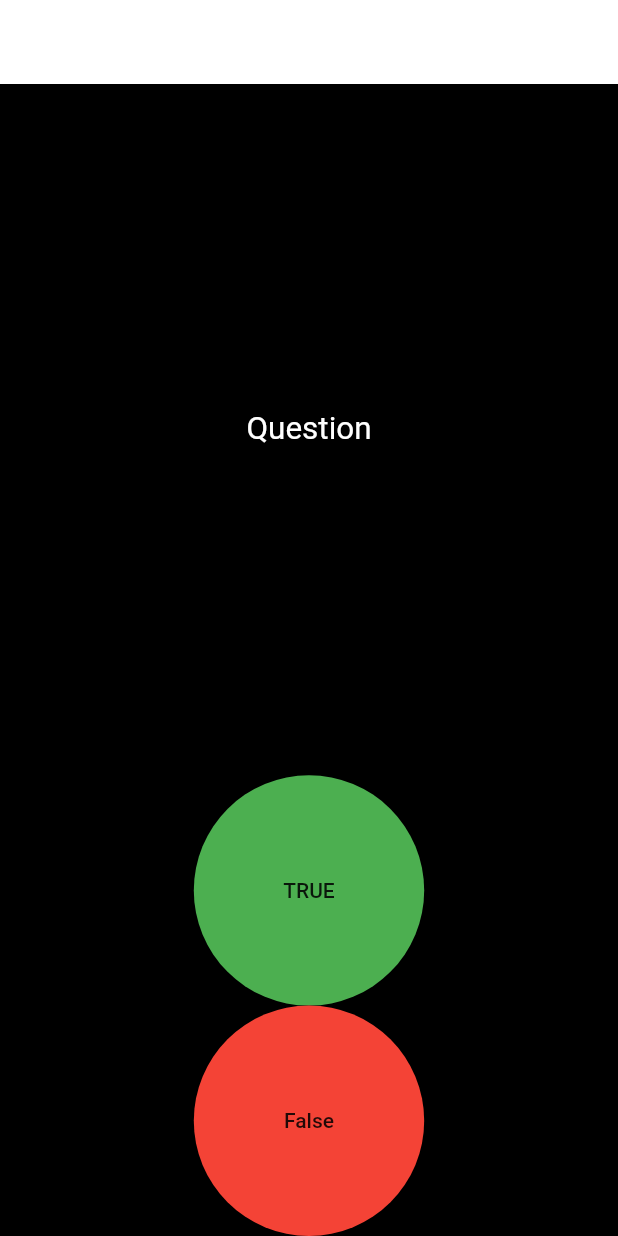
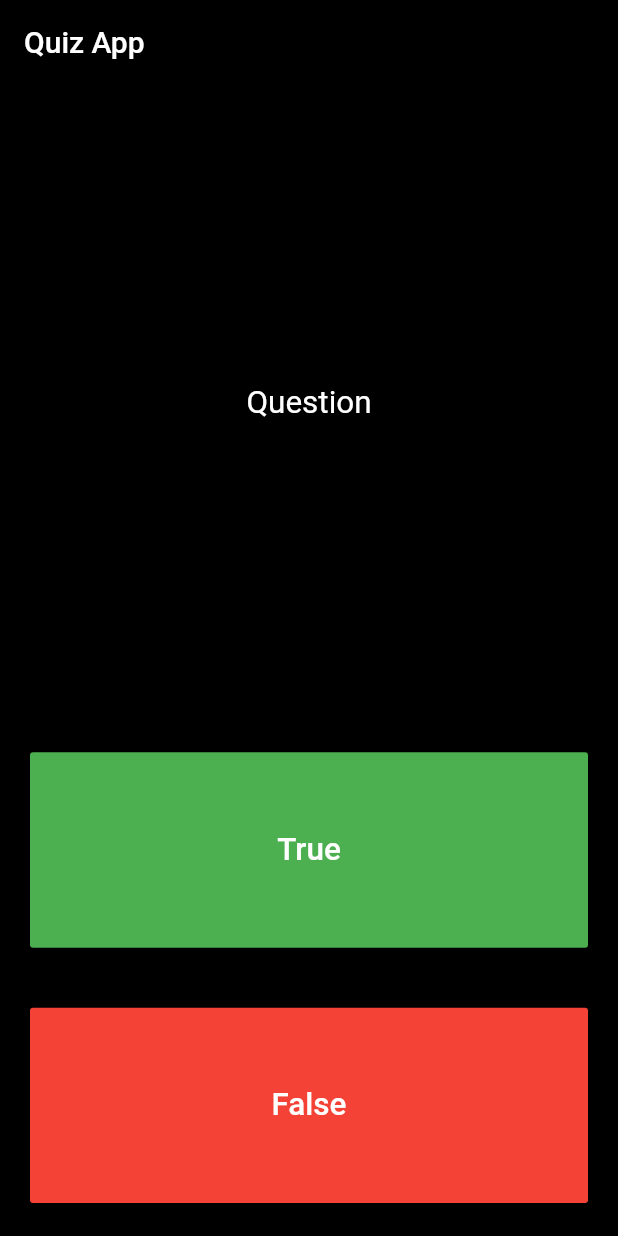
Before and after one commit to SheryarHK/Quiz_application, a Flutter app: the screen it shows after launch, on a phone screen of 412 x 824 dp. Run offline on Flutter 3.47's test engine with Material 2 defaults, Android fonts, the phone set to English and light mode, and no system bars.

Commit message:
Score row added.

```diff
--- a/lib/main.dart
+++ b/lib/main.dart
@@ -5,7 +5,7 @@ void main() {
     home: Scaffold(
       backgroundColor: Colors.black,
       appBar: AppBar(
-        backgroundColor: Colors.white,
+        backgroundColor: Colors.black,
         title: Text(
           'Quiz App',
           style: TextStyle(
@@ -18,7 +18,14 @@ void main() {
   ));
 }
 
-class Body extends StatelessWidget {
+List<Widget> answers = [];
+
+class Body extends StatefulWidget {
+  @override
+  _BodyState createState() => _BodyState();
+}
+
+class _BodyState extends State<Body> {
   @override
   Widget build(BuildContext context) {
     return Center(
@@ -26,7 +33,7 @@ class Body extends StatelessWidget {
         crossAxisAlignment: CrossAxisAlignment.stretch,
         children: <Widget>[
           Expanded(
-            flex: 3,
+            flex: 5,
             child: Center(
               child: Text(
                 'Question',
@@ -38,22 +45,58 @@ class Body extends StatelessWidget {
             ),
           ),
           Expanded(
-            flex: 1,
-            child: FlatButton(
-              shape: CircleBorder(),
-              onPressed: () {},
-              child: Text('TRUE'),
-              color: Colors.green,
+            flex: 2,
+            child: Padding(
+              padding: const EdgeInsets.all(20.0),
+              child: FlatButton(
+                onPressed: () {
+                  setState(() {
+                    answers.add(Icon(
+                      Icons.check,
+                      color: Colors.green,
+                    ));
+                  });
+                },
+                child: Text(
+                  'True',
+                  style: TextStyle(
+                    color: Colors.white,
+                    fontSize: 21,
+                  ),
+                ),
+                color: Colors.green,
+              ),
             ),
           ),
           Expanded(
-            flex: 1,
-            child: FlatButton(
-              shape: CircleBorder(),
-              onPressed: () {},
-              child: Text('False'),
-              color: Colors.red,
+            flex: 2,
+            child: Padding(
+              padding: const EdgeInsets.all(20.0),
+              child: FlatButton(
+                onPressed: () {
+                  setState(() {
+                    answers.add(Icon(
+                      Icons.close,
+                      color: Colors.red,
+                    ));
+                  });
+                },
+                child: Text(
+                  'False',
+                  style: TextStyle(
+                    color: Colors.white,
+                    fontSize: 21,
+                  ),
+                ),
+                color: Colors.red,
+              ),
             ),
+          ),
+          SizedBox(
+            height: 2,
+          ),
+          Row(
+            children: answers,
           )
         ],
       ),
```
